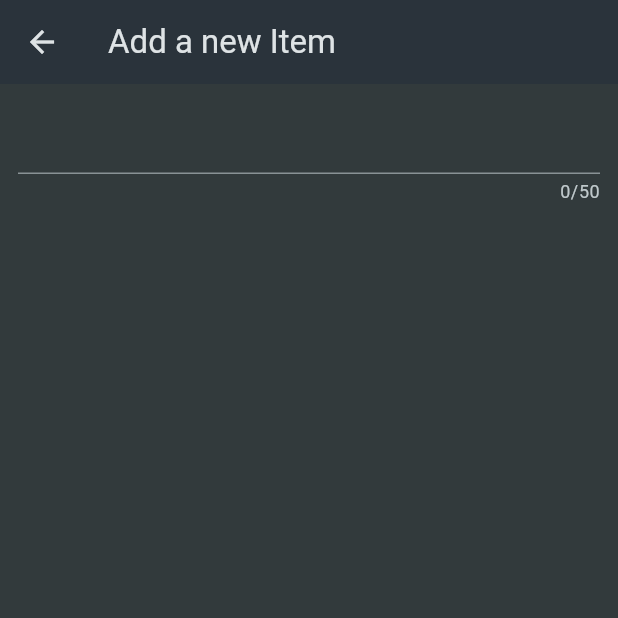
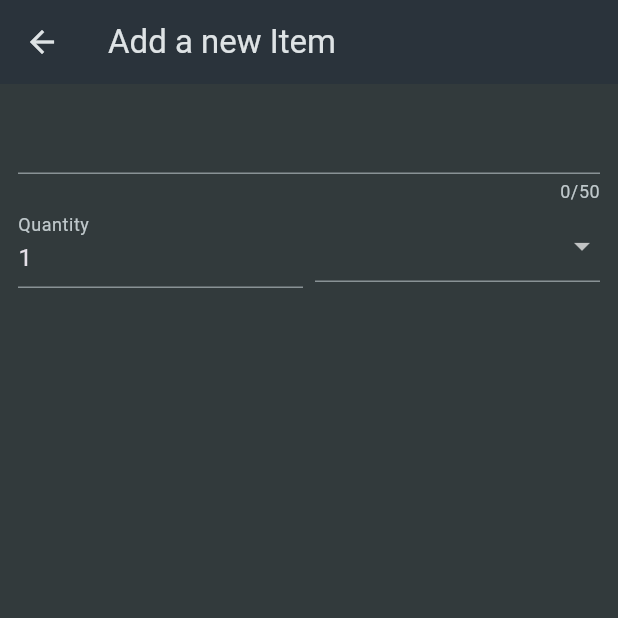
Before and after one commit to CristianoLourenco/work_shop_app, a Flutter app: the NewItemWidget screen opened directly, on a phone screen of 412 x 824 dp, the top half of it. Run offline on Flutter 3.47's test engine with Material 3 defaults, Android fonts, the light colour scheme and no system bars.

Commit message:
adding a dropdownButton to add items

```diff
--- a/lib/widgets/new_item_widget.dart
+++ b/lib/widgets/new_item_widget.dart
@@ -1,4 +1,5 @@
 import 'package:flutter/material.dart';
+import 'package:work_shop_app/mock/categories_mock.dart';
 
 class NewItemWidget extends StatefulWidget {
   const NewItemWidget({super.key});
@@ -26,6 +27,41 @@
                   return 'Demo';
                 },
               ),
+              Row(
+                children: [
+                  Expanded(
+                    child: TextFormField(
+                      decoration: const InputDecoration(
+                        label: Text('Quantity'),
+                      ),
+                      initialValue: '1',
+                    ),
+                  ),
+                  const SizedBox(width: 8),
+                  Expanded(
+                    child: DropdownButtonFormField(
+                      items: [
+                        for (final category in categories.entries)
+                          DropdownMenuItem(
+                            value: category.value,
+                            child: Row(
+                              children: [
+                                Container(
+                                  width: 16,
+                                  height: 16,
+                                  color: category.value.color,
+                                ),
+                                const SizedBox(width: 6),
+                                Text(category.value.title)
+                              ],
+                            ),
+                          ),
+                      ],
+                      onChanged: (value) {},
+                    ),
+                  )
+                ],
+              )
             ],
           ),
         ),
```
Also changed, not shown: analysis_options.yaml (line endings or trailing spaces), lib/main.dart (line endings or trailing spaces), lib/mock/categories_mock.dart (line endings or trailing spaces), lib/mock/items_mock.dart (line endings or trailing spaces), lib/models/categories_model.dart (line endings or trailing spaces), lib/models/enum/category_enum.dart (line endings or trailing spaces), lib/models/grocery_model.dart (line endings or trailing spaces), lib/screens/home_screen.dart (line endings or trailing spaces), lib/widgets/grocerie_list_widget.dart (line endings or trailing spaces), pubspec.lock, pubspec.yaml (line endings or trailing spaces), 80 other files.
